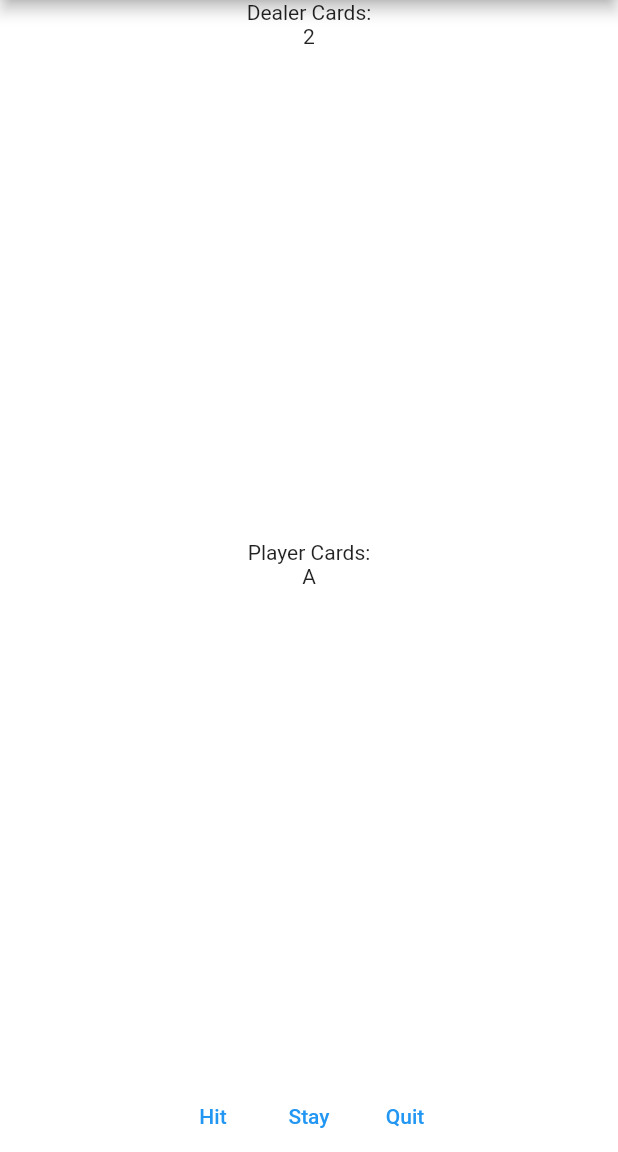
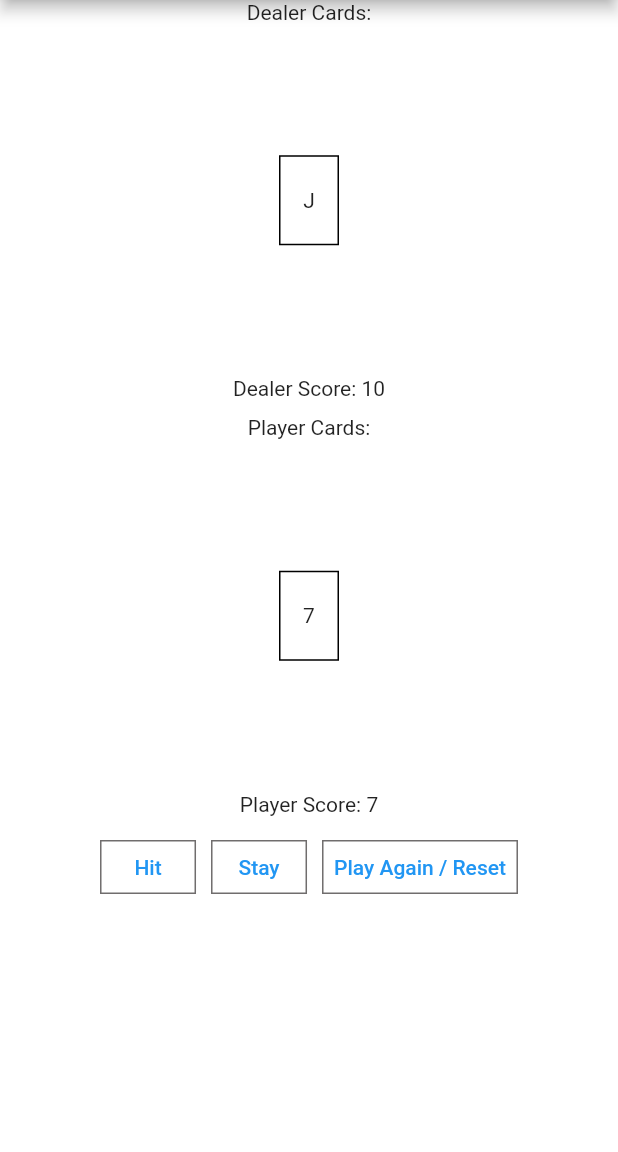
Before and after one commit to reece-cristea/blackjack_pres, a Flutter app: the screen it shows after launch, on a phone screen of 412 x 824 dp, the part 84-1236 px from its top. Run offline on Flutter 3.47's test engine with Material 2 defaults, Android fonts, the phone set to English and light mode, and no system bars.

Commit message:
final version of black jack

```diff
--- a/blackjack/lib/main.dart
+++ b/blackjack/lib/main.dart
@@ -26,13 +26,60 @@ class BlackJack extends StatefulWidget {
 
 class _BlackJackState extends State<BlackJack> {
   var deck = ["2", "3", "4", "5", "6", "7", "8", "9", "10", "J", "Q", "K", "A"];
-  List<String> dealerCards = [];
-  List<String> playerCards = [];
+
+  List<Widget> dealerCards = [];
+  List<String> dealerCardVals = [];
+  int dealerScore = 0;
+
+  List<Widget> playerCards = [];
+  List<String> playerCardVals = [];
+  int playerScore = 0;
+
+  String gameStatus = "";
+
+  int calculateScore(List<String> hand) {
+    int score = 0;
+    bool hasAce = false;
+    for (var i = 0; i < hand.length; i++) {
+      if (hand[i] == "A") {
+        hasAce = true;
+      } else {
+        if (hand[i] != "K" && hand[i] != "Q" && hand[i] != "J") {
+          score += int.parse(hand[i]);
+        } else {
+          score += 10;
+        }
+      }
+      if (hasAce) {
+        if (score + 11 > 21) {
+          score += 1;
+        } else {
+          score += 11;
+        }
+      }
+    }
+    return score;
+  }
+
+  void printStatus() {}
+
+  @override
+  void initState() {
+    super.initState();
+    deck.shuffle();
+    dealerCardVals.add(deck.last);
+    dealerCards.add(BlackJackCard(cardValue: deck.last));
+    deck.removeLast();
+    playerCardVals.add(deck.last);
+    playerCards.add(BlackJackCard(cardValue: deck.last));
+    deck.removeLast();
+
+    playerScore = calculateScore(playerCardVals);
+    dealerScore = calculateScore(dealerCardVals);
+  }
 
   @override
   Widget build(BuildContext context) {
-    dealerCards.add(deck.first);
-    playerCards.add(deck.last);
     return Scaffold(
         backgroundColor: Colors.white,
         appBar: AppBar(title: const Text("Black Jack")),
@@ -43,32 +90,161 @@ class _BlackJackState extends State<BlackJack> {
             const Text("Dealer Cards:"),
             Expanded(
                 child: ListView.builder(
+              scrollDirection: Axis.horizontal,
+              shrinkWrap: true,
               itemCount: dealerCards.length,
               itemBuilder: (context, index) =>
-                  Center(child: Text(dealerCards[index])),
+                  Center(child: dealerCards[index]),
             )),
+            Text("Dealer Score: $dealerScore"),
+            const SizedBox(height: 10),
             const Text("Player Cards:"),
             Expanded(
                 child: ListView.builder(
-              itemCount: dealerCards.length,
+              scrollDirection: Axis.horizontal,
+              shrinkWrap: true,
+              itemCount: playerCards.length,
               itemBuilder: (context, index) =>
-                  Center(child: Text(playerCards[index])),
+                  Center(child: playerCards[index]),
             )),
+            Text("Player Score: $playerScore"),
+            const SizedBox(height: 10),
             Row(mainAxisAlignment: MainAxisAlignment.center, children: <Widget>[
               TextButton(
-                onPressed: (() {}),
+                style: ButtonStyle(
+                    shape: MaterialStateProperty.all<RoundedRectangleBorder>(
+                        const RoundedRectangleBorder(
+                            side: BorderSide(
+                                color: Color.fromARGB(255, 112, 109, 109))))),
+                onPressed: (() {
+                  // If player hasn't already bust, let them hit
+                  if (calculateScore(playerCardVals) <= 21) {
+                    // Draw Card
+                    setState(() {
+                      playerCardVals.add(deck.last);
+                      playerCards.add(BlackJackCard(cardValue: deck.last));
+                      deck.removeLast();
+                      playerScore = calculateScore(playerCardVals);
+                    });
+
+                    if (calculateScore(playerCardVals) > 21) {
+                      setState(() {
+                        gameStatus = "You Busted!";
+                      });
+                    }
+                  }
+                }),
                 child: const Text("Hit"),
               ),
+              const SizedBox(width: 10),
               TextButton(
-                onPressed: (() {}),
+                style: ButtonStyle(
+                    shape: MaterialStateProperty.all<RoundedRectangleBorder>(
+                        const RoundedRectangleBorder(
+                            side: BorderSide(
+                                color: Color.fromARGB(255, 112, 109, 109))))),
+                onPressed: (() {
+                  if (calculateScore(playerCardVals) <= 21 &&
+                      calculateScore(dealerCardVals) <= 17) {
+                    while (calculateScore(dealerCardVals) < 17) {
+                      dealerCardVals.add(deck.last);
+                      dealerCards.add(BlackJackCard(cardValue: deck.last));
+                      deck.removeLast();
+                    }
+                    dealerScore = calculateScore(dealerCardVals);
+                    if (dealerScore > playerScore && dealerScore <= 21) {
+                      setState(() {
+                        gameStatus = "You Lost!";
+                      });
+                    } else if (dealerScore < playerScore || dealerScore > 21) {
+                      setState(() {
+                        gameStatus = "You Won!";
+                      });
+                    } else {
+                      setState(() {
+                        gameStatus = "You tied!";
+                      });
+                    }
+                  }
+                }),
                 child: const Text("Stay"),
               ),
+              const SizedBox(width: 10),
               TextButton(
-                onPressed: (() {}),
-                child: const Text("Quit"),
+                style: ButtonStyle(
+                    shape: MaterialStateProperty.all<RoundedRectangleBorder>(
+                        const RoundedRectangleBorder(
+                            side: BorderSide(
+                                color: Color.fromARGB(255, 112, 109, 109))))),
+                onPressed: (() {
+                  setState(() {
+                    deck = [
+                      "2",
+                      "3",
+                      "4",
+                      "5",
+                      "6",
+                      "7",
+                      "8",
+                      "9",
+                      "10",
+                      "J",
+                      "Q",
+                      "K",
+                      "A"
+                    ];
+                    deck.shuffle();
+
+                    dealerCards = [];
+                    dealerCardVals = [];
+                    dealerScore = 0;
+
+                    playerCards = [];
+                    playerCardVals = [];
+                    playerScore = 0;
+
+                    gameStatus = "";
+
+                    deck.shuffle();
+                    dealerCardVals.add(deck.last);
+                    dealerCards.add(BlackJackCard(cardValue: deck.last));
+                    deck.removeLast();
+                    playerCardVals.add(deck.last);
+                    playerCards.add(BlackJackCard(cardValue: deck.last));
+                    deck.removeLast();
+
+                    playerScore = calculateScore(playerCardVals);
+                    dealerScore = calculateScore(dealerCardVals);
+                  });
+                }),
+                child: const Text("Play Again / Reset"),
               )
-            ])
+            ]),
+            Text(gameStatus),
+            const SizedBox(height: 150),
           ],
         )));
   }
 }
+
+class BlackJackCard extends StatelessWidget {
+  final String cardValue;
+  const BlackJackCard({super.key, required this.cardValue});
+
+  @override
+  Widget build(BuildContext context) {
+    return Container(
+        width: 40,
+        height: 60,
+        decoration:
+            BoxDecoration(border: Border.all(color: Colors.black, width: 1)),
+        margin: const EdgeInsets.all(5),
+        child: Center(
+            child: Column(
+          mainAxisAlignment: MainAxisAlignment.center,
+          children: <Widget>[
+            Text(cardValue),
+          ],
+        )));
+  }
+}
```
